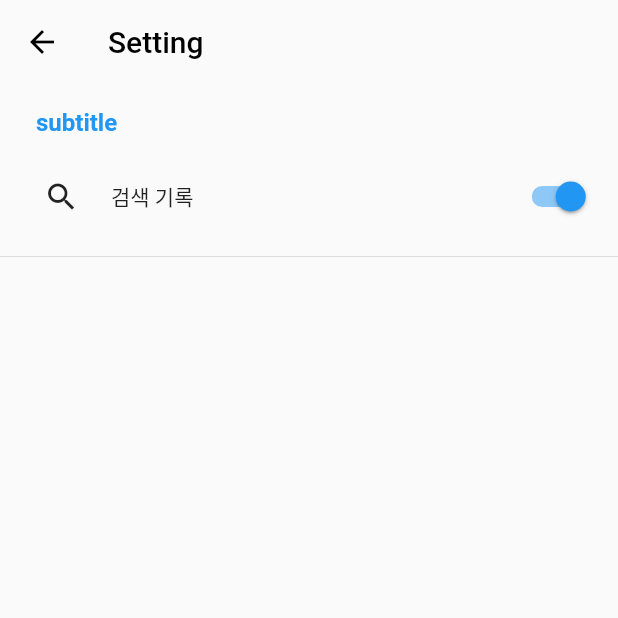
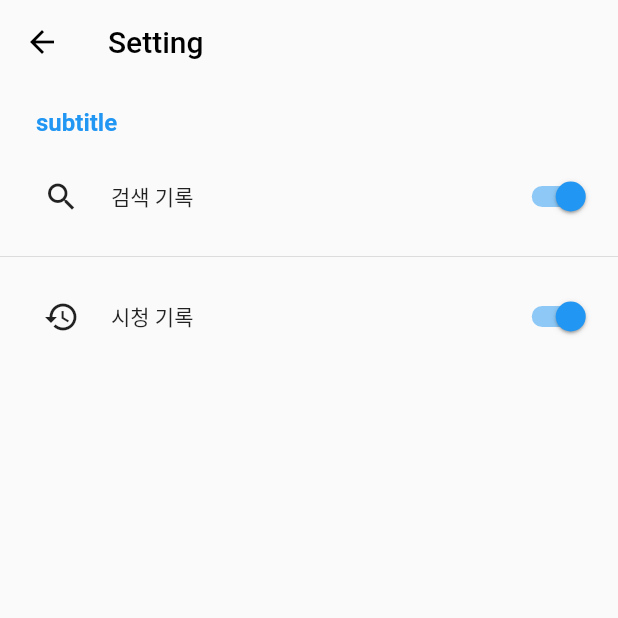
Before and after one commit to negu63/no-recommendation, a Flutter app: the SettingPage screen opened by its route, on a phone screen of 412 x 824 dp, the top half of it. Run offline on Flutter 3.47's test engine with Material 2 defaults, Android fonts, the phone set to English and light mode, and no system bars; our stand-ins replace get, hive, hive_flutter; missing offline and left inert: flutter_inappwebview; accounts and stored records are empty.

Commit message:
feat: 설정 페이지 시청 기록 토글 추가

```diff
--- a/lib/modules/setting/page.dart
+++ b/lib/modules/setting/page.dart
@@ -28,6 +28,12 @@ class SettingPage extends StatelessWidget {
             state: settingController.savingQuery,
           ),
           Divider(),
+          ToggleButton(
+            icon: Icons.history,
+            title: '시청 기록',
+            name: 'history',
+            state: settingController.savingHistory,
+          ),
         ],
       ),
     );
```
